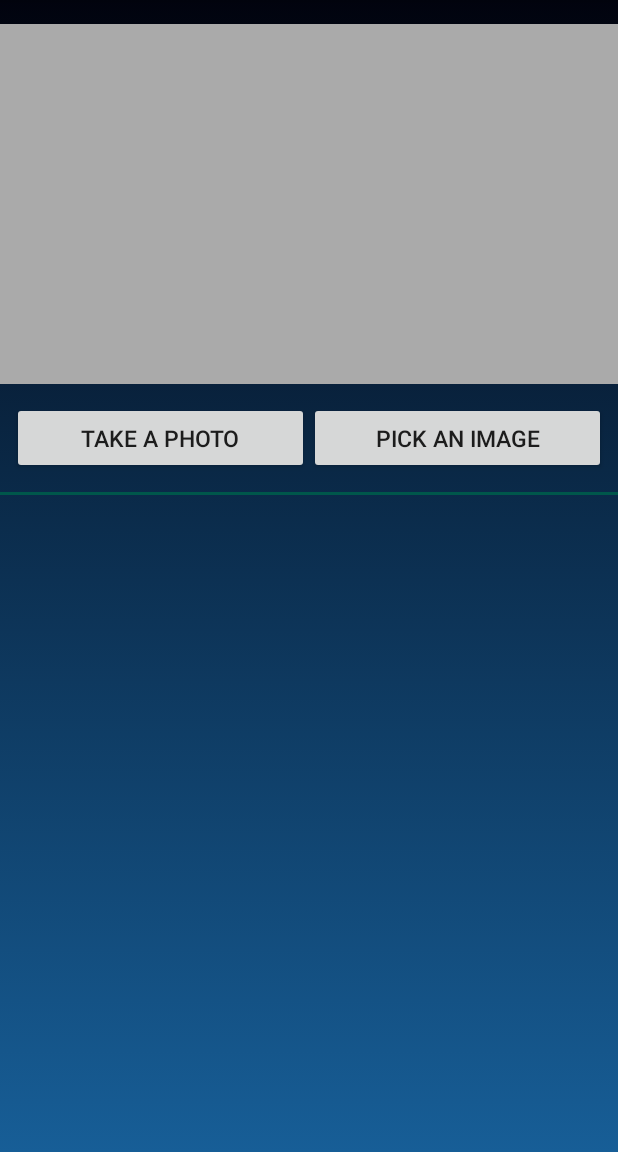
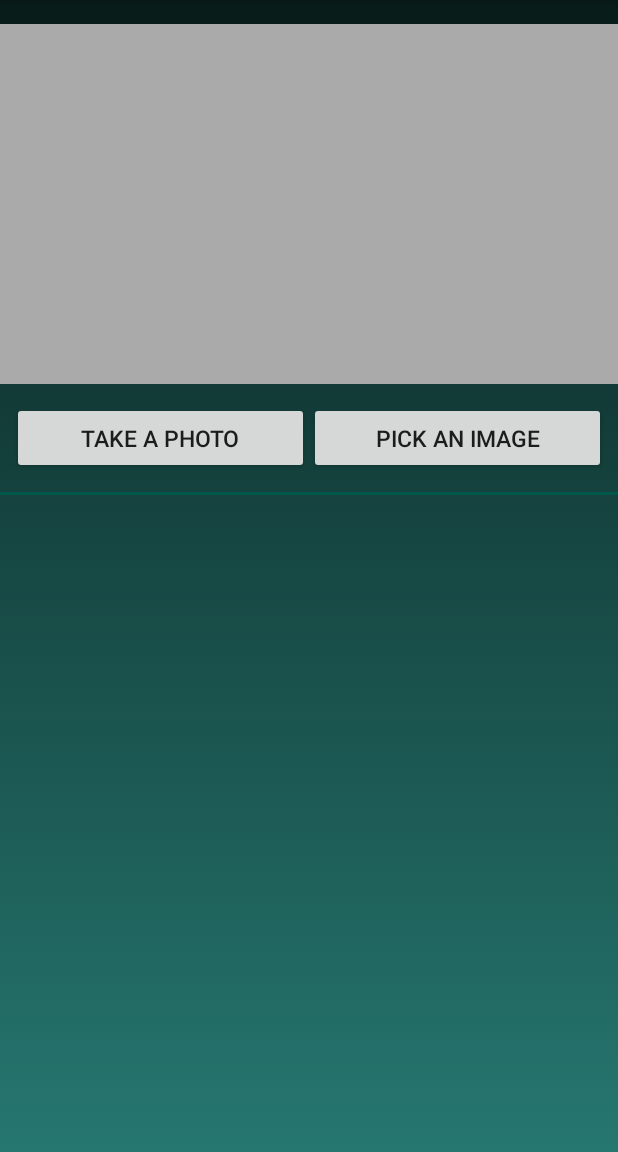
Before and after one commit to poorvabedmutha31/Emotion-Based-Music-Player, an Android app: the MainActivity screen opened directly, with no data from a screen before it, on a phone screen of 412 x 824 dp, the part 84-1236 px from its top. Run offline under Robolectric (Android 15) with nearby library versions, the phone set to English and light mode, and no system bars; libraries missing offline, so code that uses them is left out: com.google.firebase.ml; 1 statement that could not run was skipped.

Commit message:
Some changes

```diff
--- a/app/src/main/res/drawable/gradient_background.xml
+++ b/app/src/main/res/drawable/gradient_background.xml
@@ -4,8 +4,8 @@
     <item>
         <shape>
             <gradient android:angle="90"
-                android:startColor="#175E97"
-                android:endColor="#01030E"
+                android:startColor="#267770"
+                android:endColor="#081B19"
                 android:type="linear"/>
         </shape>
     </item>
```
